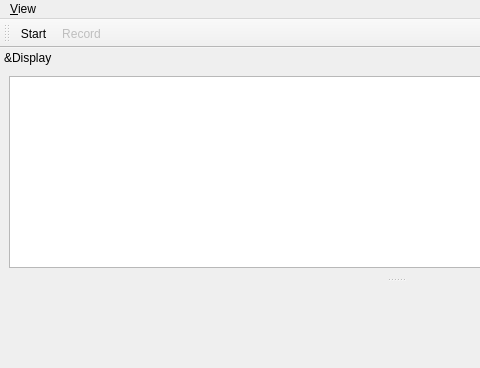
The window that gui/simpledatagui/ui_simpledata_gui.ui (Ulm-IQO/qudi) describes before a commit, drawn with Qt 5; both pictures show x 0 to 480 and y 0 to 368 of the 791 by 368 pixel window.
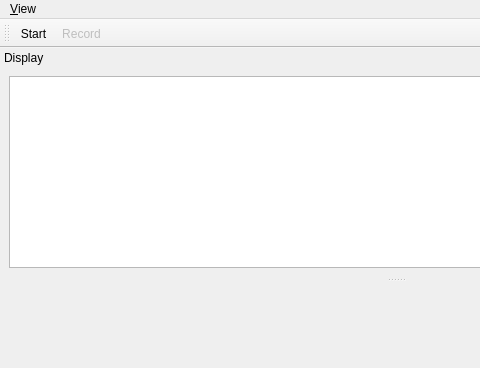
The same window after the commit. Icons and pictures are not drawn. Custom widgets are drawn as their Qt base class.

Commit message: Remove all & signs in the name of the DockWidgets in the ui files.

Diff of the .ui file:
```diff
--- a/gui/simpledatagui/ui_simpledata_gui.ui
+++ b/gui/simpledatagui/ui_simpledata_gui.ui
@@ -37,7 +37,7 @@
   <widget class="QStatusBar" name="statusbar"/>
   <widget class="QDockWidget" name="traceDockWidget">
    <property name="windowTitle">
-    <string>&amp;Display</string>
+    <string>Display</string>
    </property>
    <attribute name="dockWidgetArea">
     <number>4</number>
```
Left out of the diff: 2 changed lines with no effect on the pictures. The commit also changes 6 other files.
